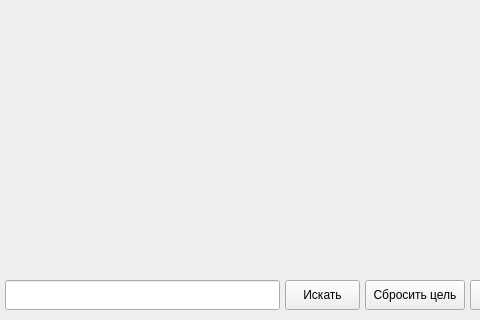
Old version of the form mainwindow.ui in the repository Timurazavr/Maps-API; both pictures show x 0 to 480 and y 210 to 530 of the 600 by 530 pixel window.
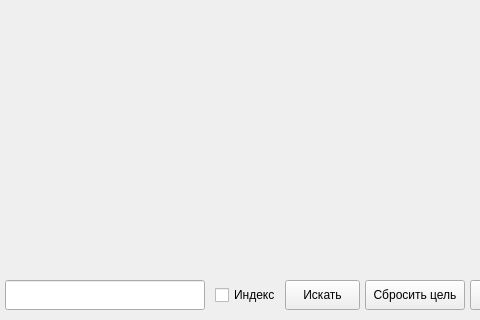
New version of the form.

Commit message: Большая задача по Maps API. Часть №9-10

```diff
--- a/mainwindow.ui
+++ b/mainwindow.ui
@@ -45,7 +45,7 @@
      <rect>
       <x>5</x>
       <y>490</y>
-      <width>275</width>
+      <width>200</width>
       <height>30</height>
      </rect>
     </property>
@@ -98,6 +98,19 @@
      <set>Qt::AlignCenter</set>
     </property>
    </widget>
+   <widget class="QCheckBox" name="indexBox">
+    <property name="geometry">
+     <rect>
+      <x>215</x>
+      <y>490</y>
+      <width>80</width>
+      <height>30</height>
+     </rect>
+    </property>
+    <property name="text">
+     <string>Индекс</string>
+    </property>
+   </widget>
   </widget>
  </widget>
  <resources/>
```
The commit also changes 1 other file.
